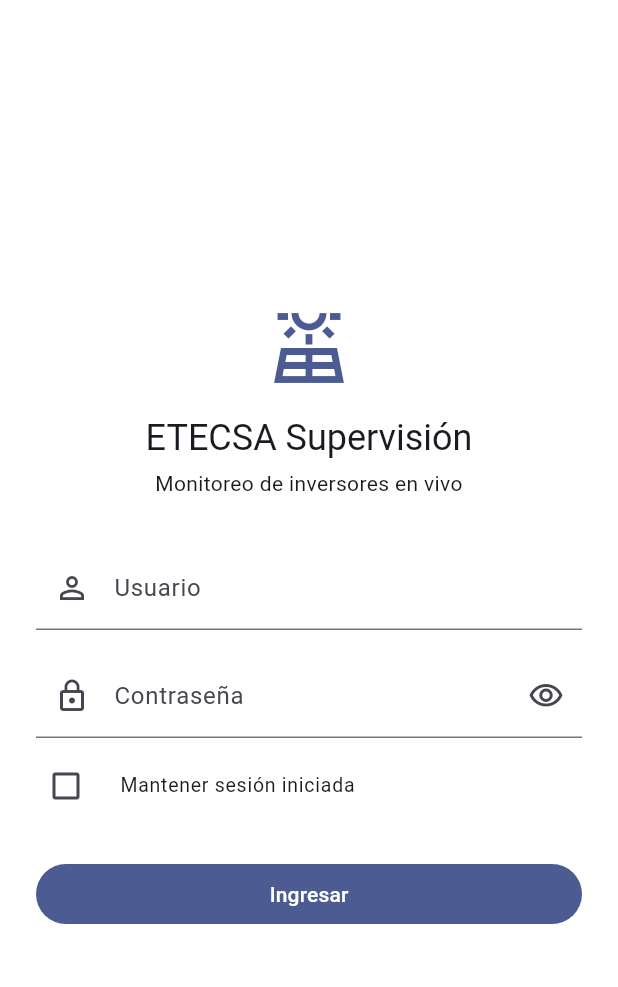
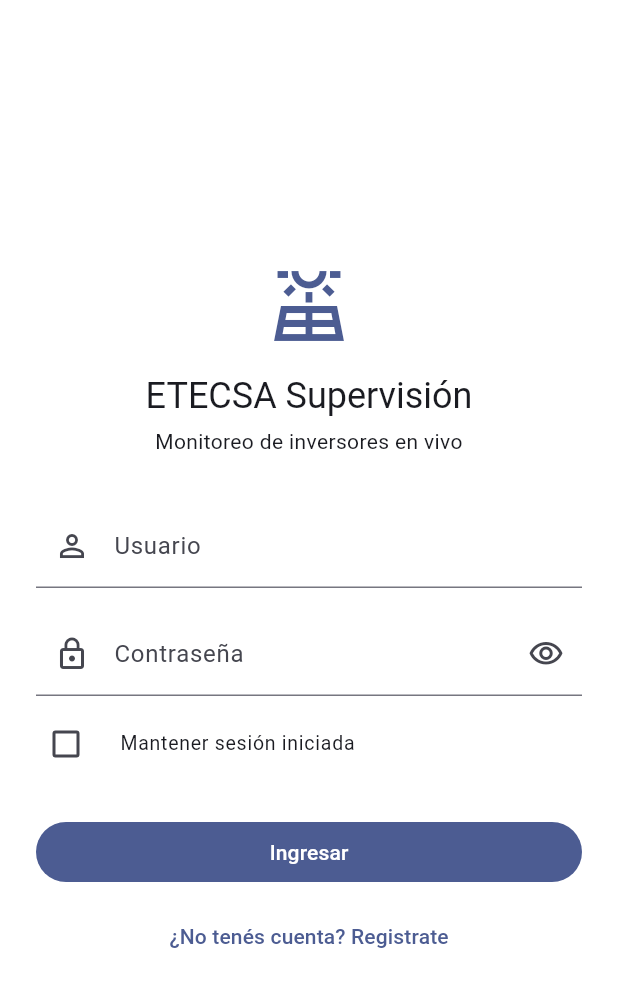
Before and after one commit to jvila8512/app_invensores, a Flutter app: the screen it shows after launch, on a phone screen of 412 x 824 dp. Shown: the top 987 px of the screen. Run offline on Flutter 3.47's test engine with Material 3 defaults, Android fonts, the phone set to English and light mode, and no system bars; our stand-ins replace dio, flutter_dotenv, flutter_riverpod, flutter_secure_storage, go_router; missing offline and left inert: stomp_dart_client.

Commit message:
feat(auth): share AuthPage layout between login and register screens
Extract a common AuthPage widget so login and registration share the same icon, colors, typography, spacing and max width. Add RegisterScreen with username/email/password/confirm fields, local validation, and a register() flow on AuthSessionNotifier that reuses /api/authenticate (the backend exposes no separate signup endpoint yet). Wire the /register route, allow it while unauthenticated, and add navigation links between both screens.

```diff
--- a/lib/config/router/app_router.dart
+++ b/lib/config/router/app_router.dart
@@ -11,8 +11,8 @@
 /// construir [GoRouter] ni un contexto de widget.
 ///
 /// - Mientras la sesión restaura el token guardado no se redirige nada.
-/// - Sin sesión sólo se permite el login; cualquier otra ruta cae a él.
-/// - Con sesión, el login redirige al inicio (el dashboard de WU7).
+/// - Sin sesión sólo se permiten login y registro; cualquier otra ruta cae al login.
+/// - Con sesión, el login o el registro redirigen al inicio (el dashboard de WU7).
 String? authRedirect({
   required bool isRestoring,
   required bool isAuthenticated,
@@ -20,9 +20,9 @@
 }) {
   if (isRestoring) return null;
 
-  final onLogin = location == LoginScreen.path;
-  if (!isAuthenticated && !onLogin) return LoginScreen.path;
-  if (isAuthenticated && onLogin) return PlaceholderScreen.path;
+  final onAuth = location == LoginScreen.path || location == RegisterScreen.path;
+  if (!isAuthenticated && !onAuth) return LoginScreen.path;
+  if (isAuthenticated && onAuth) return PlaceholderScreen.path;
   return null;
 }
 
@@ -44,6 +44,11 @@
         name: LoginScreen.name,
         builder: (context, state) => const LoginScreen(),
       ),
+      GoRoute(
+        path: RegisterScreen.path,
+        name: RegisterScreen.name,
+        builder: (context, state) => const RegisterScreen(),
+      ),
     ],
     redirect: (context, state) => authRedirect(
       isRestoring:
--- a/lib/presentation/screen/login_screen.dart
+++ b/lib/presentation/screen/login_screen.dart
@@ -3,8 +3,11 @@
 import 'package:etecsa_supervision/config/constants/environment.dart';
 import 'package:etecsa_supervision/domain/datasources/auth_datasource.dart';
 import 'package:etecsa_supervision/presentation/provider/auth_session_provider.dart';
+import 'package:etecsa_supervision/presentation/screen/register_screen.dart';
+import 'package:etecsa_supervision/presentation/widget/auth/auth_page.dart';
 import 'package:flutter/material.dart';
 import 'package:flutter_riverpod/flutter_riverpod.dart';
+import 'package:go_router/go_router.dart';
 
 /// Pantalla de acceso (spec §1 `auth-session`).
 ///
@@ -72,36 +75,25 @@
   Widget build(BuildContext context) {
     final theme = Theme.of(context);
 
-    return Scaffold(
-      body: Center(
-        child: SingleChildScrollView(
-          padding: const EdgeInsets.all(24),
-          child: ConstrainedBox(
-            constraints: const BoxConstraints(maxWidth: 400),
-            child: Form(
+    return AuthPage(
+      icon: Icons.solar_power_outlined,
+      title: 'ETECSA Supervisión',
+      subtitle: 'Monitoreo de inversores en vivo',
+      footer: Environment.useFakeData
+          ? Text(
+              'Modo demo: cualquier usuario y contraseña no vacíos '
+              'abren la sesión sin backend.',
+              textAlign: TextAlign.center,
+              style: theme.textTheme.bodySmall,
+            )
+          : null,
+      children: [
+        Form(
           key: _formKey,
           child: Column(
             mainAxisSize: MainAxisSize.min,
             crossAxisAlignment: CrossAxisAlignment.stretch,
             children: [
-                  Icon(
-                    Icons.solar_power_outlined,
-                    size: 56,
-                    color: theme.colorScheme.primary,
-                  ),
-                  const SizedBox(height: 16),
-                  Text(
-                    'ETECSA Supervisión',
-                    textAlign: TextAlign.center,
-                    style: theme.textTheme.headlineSmall,
-                  ),
-                  const SizedBox(height: 4),
-                  Text(
-                    'Monitoreo de inversores en vivo',
-                    textAlign: TextAlign.center,
-                    style: theme.textTheme.bodyMedium,
-                  ),
-                  const SizedBox(height: 32),
               TextFormField(
                 controller: _usernameController,
                 enabled: !_loading,
@@ -176,21 +168,18 @@
                       )
                     : const Text('Ingresar'),
               ),
-                  if (Environment.useFakeData) ...[
-                    const SizedBox(height: 16),
-                    Text(
-                      'Modo demo: cualquier usuario y contraseña no vacíos '
-                      'abren la sesión sin backend.',
-                      textAlign: TextAlign.center,
-                      style: theme.textTheme.bodySmall,
+              const SizedBox(height: 8),
+              TextButton(
+                key: const Key('login-go-register'),
+                onPressed: _loading
+                    ? null
+                    : () => context.go(RegisterScreen.path),
+                child: const Text('¿No tenés cuenta? Registrate'),
               ),
-                  ],
             ],
           ),
         ),
-          ),
-        ),
-      ),
+      ],
     );
   }
 }
--- a/lib/presentation/screen/screen.dart
+++ b/lib/presentation/screen/screen.dart
@@ -1,2 +1,3 @@
 export 'login_screen.dart';
+export 'register_screen.dart';
 export 'placeholder_screen.dart';
--- /dev/null
+++ b/lib/presentation/widget/auth/auth_page.dart
@@ -0,0 +1,79 @@
+// lib/presentation/widget/auth/auth_page.dart
+
+import 'package:flutter/material.dart';
+
+/// Layout común de pantallas de auth (login y registro).
+///
+/// Garantiza que todas las pantallas de autenticación compartan el mismo
+/// tema, colores, icono, espaciado y ancho máximo (spec §1 "auth screens
+/// share the same theme").
+class AuthPage extends StatelessWidget {
+  const AuthPage({
+    super.key,
+    required this.icon,
+    required this.title,
+    required this.subtitle,
+    this.footer,
+    required this.children,
+  });
+
+  /// Icono mostrado arriba del título.
+  final IconData icon;
+
+  /// Título principal de la pantalla.
+  final String title;
+
+  /// Subtítulo descriptivo.
+  final String subtitle;
+
+  /// Texto opcional mostrado al final (ej. modo demo).
+  final Widget? footer;
+
+  /// Campos del formulario, botón y textos de error.
+  final List<Widget> children;
+
+  @override
+  Widget build(BuildContext context) {
+    final theme = Theme.of(context);
+
+    return Scaffold(
+      body: Center(
+        child: SingleChildScrollView(
+          padding: const EdgeInsets.all(24),
+          child: ConstrainedBox(
+            constraints: const BoxConstraints(maxWidth: 400),
+            child: Column(
+              mainAxisSize: MainAxisSize.min,
+              crossAxisAlignment: CrossAxisAlignment.stretch,
+              children: [
+                Icon(
+                  icon,
+                  size: 56,
+                  color: theme.colorScheme.primary,
+                ),
+                const SizedBox(height: 16),
+                Text(
+                  title,
+                  textAlign: TextAlign.center,
+                  style: theme.textTheme.headlineSmall,
+                ),
+                const SizedBox(height: 4),
+                Text(
+                  subtitle,
+                  textAlign: TextAlign.center,
+                  style: theme.textTheme.bodyMedium,
+                ),
+                const SizedBox(height: 32),
+                ...children,
+                if (footer != null) ...[
+                  const SizedBox(height: 16),
+                  footer!,
+                ],
+              ],
+            ),
+          ),
+        ),
+      ),
+    );
+  }
+}
```
Also changed, not shown: lib/presentation/provider/auth_session_provider.dart (+45 -0 lines), lib/presentation/screen/register_screen.dart (added, +219 -0 lines), 2 other files. Lines whose indentation alone changed are shown as unchanged.
